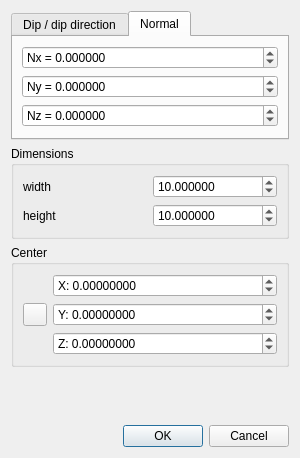
Above: qCC/ui_templates/planeEditDlg.ui from CloudCompare/CloudCompare before the change. Below: the same form after it.
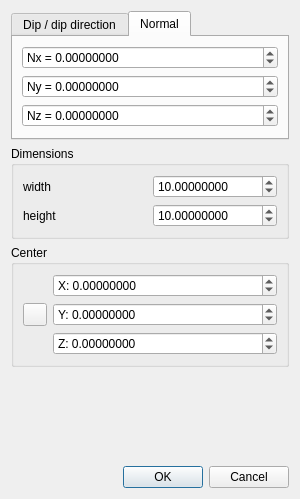
That is the form after the change. The open tabs and pages were chosen to show the change. Icons and pictures are not drawn.

Commit message: Plane edition dialog: improved precision

What changed in the file:
```diff
--- a/qCC/ui_templates/planeEditDlg.ui
+++ b/qCC/ui_templates/planeEditDlg.ui
@@ -7,7 +7,7 @@
     <x>0</x>
     <y>0</y>
     <width>300</width>
-    <height>458</height>
+    <height>499</height>
    </rect>
   </property>
   <property name="windowTitle">
@@ -96,7 +96,7 @@
           <string notr="true">Nx = </string>
          </property>
          <property name="decimals">
-          <number>6</number>
+          <number>8</number>
          </property>
          <property name="minimum">
           <double>-1000000.000000000000000</double>
@@ -112,7 +112,7 @@
           <string notr="true">Ny = </string>
          </property>
          <property name="decimals">
-          <number>6</number>
+          <number>8</number>
          </property>
          <property name="minimum">
           <double>-1000000.000000000000000</double>
@@ -128,7 +128,7 @@
           <string notr="true">Nz = </string>
          </property>
          <property name="decimals">
-          <number>6</number>
+          <number>8</number>
          </property>
          <property name="minimum">
           <double>-1000000.000000000000000</double>
@@ -164,7 +164,7 @@
          <string>Plane width</string>
         </property>
         <property name="decimals">
-         <number>6</number>
+         <number>8</number>
         </property>
         <property name="minimum">
          <double>0.000001000000000</double>
@@ -190,7 +190,7 @@
          <string>Plane height</string>
         </property>
         <property name="decimals">
-         <number>6</number>
+         <number>8</number>
         </property>
         <property name="minimum">
          <double>0.000001000000000</double>
```
Left out of the diff: 2 changed lines with no effect on the pictures.
